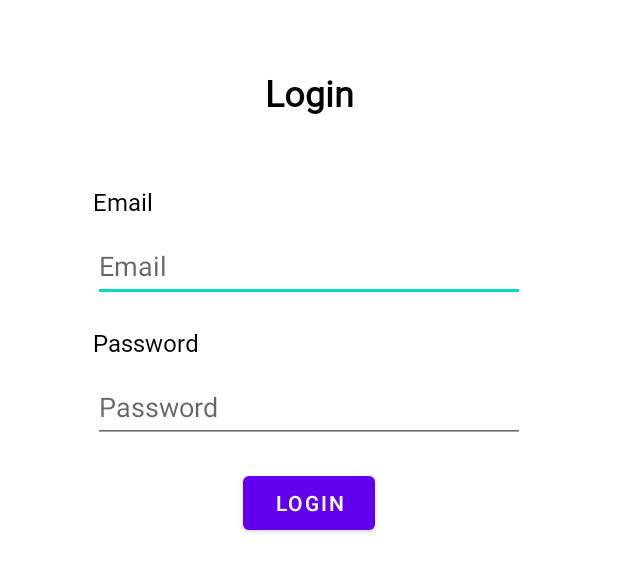
After one commit to Ali-Elleithy1/MetroNav, an Android app: the layout fragment_login.xml on its own in the app's theme, with its tools: preview values and no code run, on a phone screen of 412 x 824 dp. The commit adds this screen. Shown: the top 572 px of the screen. Run offline under Robolectric (Android 15) with nearby library versions, the phone set to English and light mode, and no system bars.

Commit message:
Add layout file and class file for login fragment

```diff
--- a/app/src/main/java/com/example/metronav/AboutFragment.kt
+++ b/app/src/main/java/com/example/metronav/login/LoginFragment.kt
@@ -1,13 +1,14 @@
-package com.example.metronav
+package com.example.metronav.login
 
 import android.os.Bundle
 import androidx.fragment.app.Fragment
 import android.view.LayoutInflater
 import android.view.View
 import android.view.ViewGroup
+import com.example.metronav.R
 
-class AboutFragment : Fragment() {
 
+class LoginFragment : Fragment() {
 
     override fun onCreate(savedInstanceState: Bundle?) {
         super.onCreate(savedInstanceState)
@@ -18,6 +19,6 @@ class AboutFragment : Fragment() {
         savedInstanceState: Bundle?
     ): View? {
         // Inflate the layout for this fragment
-        return inflater.inflate(R.layout.fragment_about, container, false)
+        return inflater.inflate(R.layout.fragment_login, container, false)
     }
 }
--- /dev/null
+++ b/app/src/main/res/layout/fragment_login.xml
@@ -0,0 +1,106 @@
+<?xml version="1.0" encoding="utf-8"?>
+<androidx.constraintlayout.widget.ConstraintLayout xmlns:android="http://schemas.android.com/apk/res/android"
+    xmlns:app="http://schemas.android.com/apk/res-auto"
+    xmlns:tools="http://schemas.android.com/tools"
+    android:layout_width="match_parent"
+    android:layout_height="match_parent"
+    tools:context=".LoginFragment">
+
+    <androidx.constraintlayout.widget.Guideline
+        android:id="@+id/guideline14"
+        android:layout_width="wrap_content"
+        android:layout_height="wrap_content"
+        android:orientation="vertical"
+        app:layout_constraintGuide_percent="0.15" />
+
+    <androidx.constraintlayout.widget.Guideline
+        android:id="@+id/guideline15"
+        android:layout_width="wrap_content"
+        android:layout_height="wrap_content"
+        android:orientation="vertical"
+        app:layout_constraintGuide_percent="0.85" />
+
+    <androidx.constraintlayout.widget.Guideline
+        android:id="@+id/guideline16"
+        android:layout_width="wrap_content"
+        android:layout_height="wrap_content"
+        android:orientation="horizontal"
+        app:layout_constraintGuide_percent="0.15" />
+
+    <androidx.constraintlayout.widget.Guideline
+        android:id="@+id/guideline17"
+        android:layout_width="wrap_content"
+        android:layout_height="wrap_content"
+        android:orientation="horizontal"
+        app:layout_constraintGuide_percent="0.85" />
+
+    <TextView
+        android:id="@+id/textView2"
+        style="@style/header_style"
+        android:layout_width="wrap_content"
+        android:layout_height="wrap_content"
+        android:text="@string/login_label"
+        app:layout_constraintBottom_toTopOf="@+id/guideline16"
+        app:layout_constraintEnd_toStartOf="@+id/guideline15"
+        app:layout_constraintStart_toStartOf="@+id/guideline14"
+        app:layout_constraintTop_toTopOf="parent" />
+
+    <TextView
+        android:id="@+id/textView10"
+        style="@style/label_style"
+        android:layout_width="wrap_content"
+        android:layout_height="wrap_content"
+        android:text="@string/email_label"
+        app:layout_constraintStart_toStartOf="@+id/guideline14"
+        app:layout_constraintTop_toTopOf="@+id/guideline16" />
+
+    <EditText
+        android:id="@+id/l_email_edit"
+        android:layout_width="0dp"
+        android:layout_height="wrap_content"
+        android:layout_marginTop="@dimen/small_margin"
+        android:ems="10"
+        android:hint="@string/email_hint"
+        android:inputType="textEmailAddress"
+        android:minHeight="48dp"
+        app:layout_constraintEnd_toStartOf="@+id/guideline15"
+        app:layout_constraintStart_toStartOf="@+id/guideline14"
+        app:layout_constraintTop_toBottomOf="@+id/textView10"
+        tools:ignore="DuplicateSpeakableTextCheck" />
+
+    <TextView
+        android:id="@+id/textView11"
+        style="@style/label_style"
+        android:layout_width="wrap_content"
+        android:layout_height="wrap_content"
+        android:layout_marginTop="@dimen/margin"
+        android:text="@string/password_label"
+        app:layout_constraintStart_toStartOf="@+id/guideline14"
+        app:layout_constraintTop_toBottomOf="@+id/l_email_edit" />
+
+    <EditText
+        android:id="@+id/l_password_edit"
+        android:layout_width="0dp"
+        android:layout_height="wrap_content"
+        android:layout_marginTop="@dimen/small_margin"
+        android:ems="10"
+        android:hint="@string/password_hint"
+        android:inputType="textPassword"
+        android:minHeight="48dp"
+        app:layout_constraintEnd_toStartOf="@+id/guideline15"
+        app:layout_constraintStart_toStartOf="@+id/guideline14"
+        app:layout_constraintTop_toBottomOf="@+id/textView11"
+        tools:ignore="DuplicateSpeakableTextCheck" />
+
+    <Button
+        android:id="@+id/login_password"
+        android:layout_width="wrap_content"
+        android:layout_height="wrap_content"
+        android:layout_marginTop="@dimen/margin"
+        android:text="@string/login_button"
+        app:layout_constraintEnd_toStartOf="@+id/guideline15"
+        app:layout_constraintStart_toStartOf="@+id/guideline14"
+        app:layout_constraintTop_toBottomOf="@+id/l_password_edit"
+        tools:ignore="DuplicateSpeakableTextCheck" />
+
+</androidx.constraintlayout.widget.ConstraintLayout>
```
